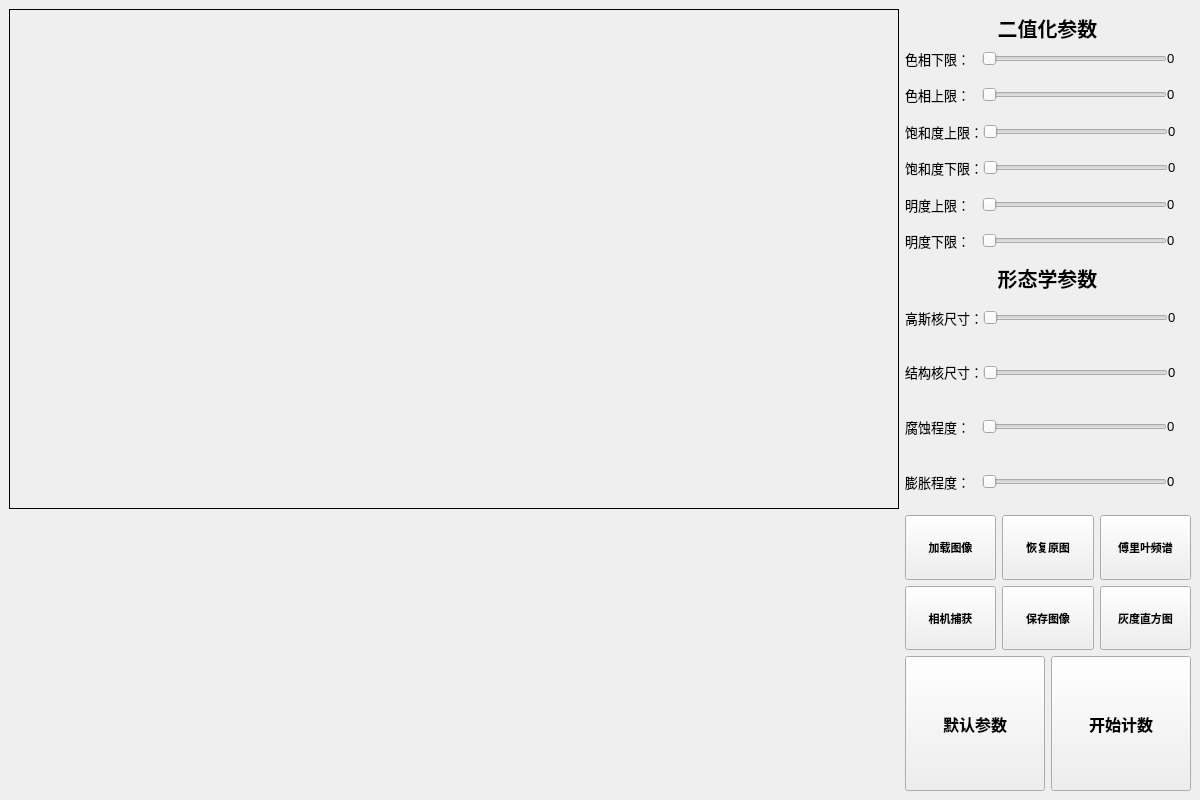
Qt form MainWindow.ui (Humble-Engineer/cells_detect) before a commit.
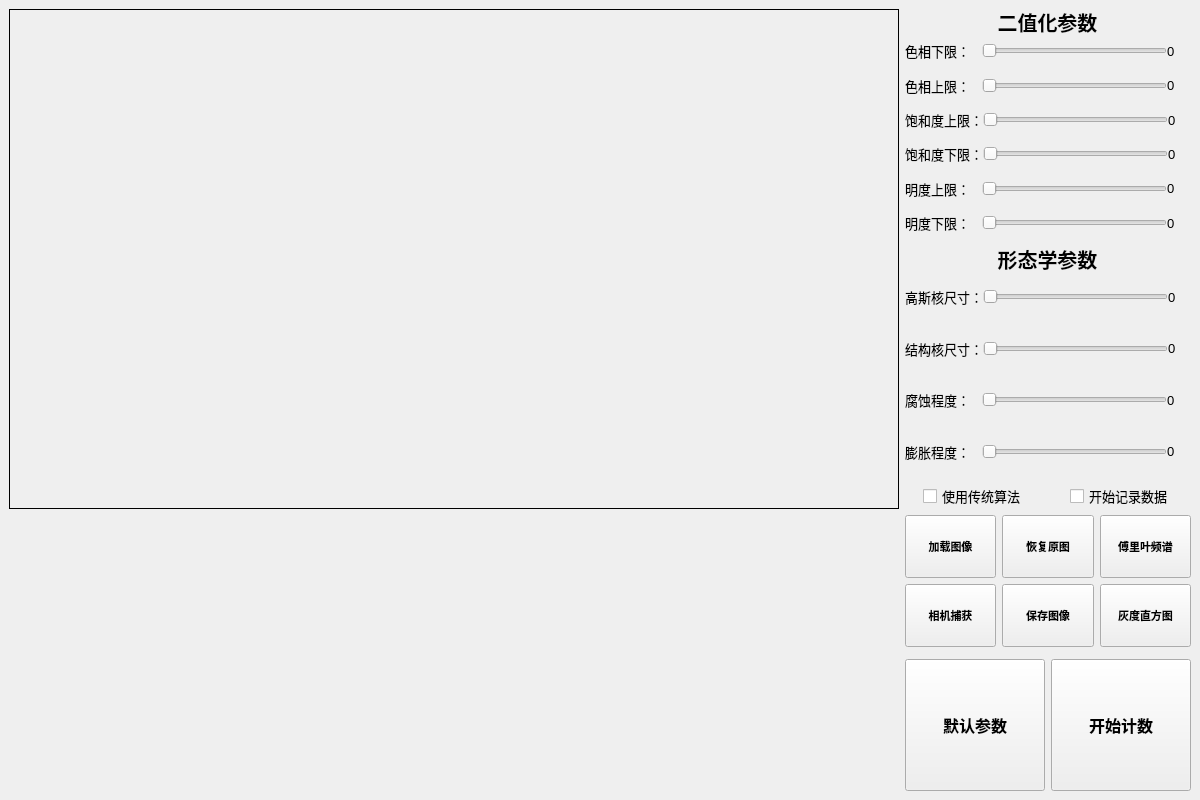
The same form after that commit.

Commit message: 添加传统模式选择和自定义记录功能

Diff of the .ui file:
```diff
--- a/MainWindow.ui
+++ b/MainWindow.ui
@@ -53,7 +53,23 @@
   </property>
   <widget class="QWidget" name="centralwidget">
    <layout class="QGridLayout" name="gridLayout">
-    <item row="1" column="2">
+    <item row="3" column="0" rowspan="3">
+     <layout class="QVBoxLayout" name="MatLayout">
+      <property name="sizeConstraint">
+       <enum>QLayout::SizeConstraint::SetFixedSize</enum>
+      </property>
+      <property name="topMargin">
+       <number>0</number>
+      </property>
+      <property name="rightMargin">
+       <number>0</number>
+      </property>
+      <property name="bottomMargin">
+       <number>0</number>
+      </property>
+     </layout>
+    </item>
+    <item row="0" column="1">
      <layout class="QVBoxLayout" name="mask_layout">
       <property name="spacing">
        <number>0</number>
@@ -482,7 +498,7 @@
       </item>
      </layout>
     </item>
-    <item row="2" column="2">
+    <item row="1" column="1">
      <layout class="QVBoxLayout" name="blur_layout">
       <property name="spacing">
        <number>0</number>
@@ -795,115 +811,11 @@
       </item>
      </layout>
     </item>
-    <item row="4" column="2">
-     <layout class="QHBoxLayout" name="count_layout">
-      <property name="sizeConstraint">
-       <enum>QLayout::SizeConstraint::SetDefaultConstraint</enum>
-      </property>
-      <item>
-       <widget class="QPushButton" name="default_button">
-        <property name="sizePolicy">
-         <sizepolicy hsizetype="MinimumExpanding" vsizetype="MinimumExpanding">
-          <horstretch>0</horstretch>
-          <verstretch>0</verstretch>
-         </sizepolicy>
-        </property>
-        <property name="minimumSize">
-         <size>
-          <width>0</width>
-          <height>0</height>
-         </size>
-        </property>
-        <property name="maximumSize">
-         <size>
-          <width>16777215</width>
-          <height>16777215</height>
-         </size>
-        </property>
-        <property name="font">
-         <font>
-          <pointsize>12</pointsize>
-          <italic>false</italic>
-          <bold>true</bold>
-          <underline>false</underline>
-         </font>
-        </property>
-        <property name="text">
-         <string>默认参数</string>
-        </property>
-       </widget>
-      </item>
-      <item>
-       <widget class="QPushButton" name="count_button">
-        <property name="sizePolicy">
-         <sizepolicy hsizetype="MinimumExpanding" vsizetype="MinimumExpanding">
-          <horstretch>0</horstretch>
-          <verstretch>0</verstretch>
-         </sizepolicy>
-        </property>
-        <property name="minimumSize">
-         <size>
-          <width>0</width>
-          <height>0</height>
-         </size>
-        </property>
-        <property name="maximumSize">
-         <size>
-          <width>16777215</width>
-          <height>16777215</height>
-         </size>
-        </property>
-        <property name="font">
-         <font>
-          <pointsize>12</pointsize>
-          <italic>false</italic>
-          <bold>true</bold>
-          <underline>false</underline>
-         </font>
-        </property>
-        <property name="text">
-         <string>开始计数</string>
-        </property>
-       </widget>
-      </item>
-     </layout>
-    </item>
-    <item row="3" column="2">
+    <item row="3" column="1">
      <layout class="QGridLayout" name="gridLayout_2">
       <property name="sizeConstraint">
        <enum>QLayout::SizeConstraint::SetDefaultConstraint</enum>
       </property>
-      <item row="3" column="7">
-       <widget class="QPushButton" name="draw_button">
-        <property name="sizePolicy">
-         <sizepolicy hsizetype="MinimumExpanding" vsizetype="MinimumExpanding">
-          <horstretch>0</horstretch>
-          <verstretch>0</verstretch>
-         </sizepolicy>
-        </property>
-        <property name="minimumSize">
-         <size>
-          <width>90</width>
-          <height>50</height>
-         </size>
-        </property>
-        <property name="maximumSize">
-         <size>
-          <width>9999999</width>
-          <height>16777215</height>
-         </size>
-        </property>
-        <property name="font">
-         <font>
-          <pointsize>8</pointsize>
-          <bold>true</bold>
-         </font>
-        </property>
-        <property name="text">
-         <string>灰度直方图</string>
-        </property>
-       </widget>
-      </item>
       <item row="1" column="7">
        <widget class="QPushButton" name="fft_button">
         <property name="sizePolicy">
@@ -935,42 +847,6 @@
         </property>
        </widget>
       </item>
-      <item row="1" column="3">
-       <widget class="QPushButton" name="load_button">
-        <property name="enabled">
-         <bool>true</bool>
-        </property>
-        <property name="sizePolicy">
-         <sizepolicy hsizetype="MinimumExpanding" vsizetype="MinimumExpanding">
-          <horstretch>0</horstretch>
-          <verstretch>0</verstretch>
-         </sizepolicy>
-        </property>
-        <property name="minimumSize">
-         <size>
-          <width>90</width>
-          <height>50</height>
-         </size>
-        </property>
-        <property name="maximumSize">
-         <size>
-          <width>9999999</width>
-          <height>16777215</height>
-         </size>
-        </property>
-        <property name="font">
-         <font>
-          <pointsize>8</pointsize>
-          <italic>false</italic>
-          <bold>true</bold>
-          <underline>false</underline>
-         </font>
-        </property>
-        <property name="text">
-         <string>加载图像</string>
-        </property>
-       </widget>
-      </item>
       <item row="3" column="5">
        <widget class="QPushButton" name="save_button">
         <property name="sizePolicy">
@@ -1074,6 +950,146 @@
         </property>
        </widget>
       </item>
+      <item row="1" column="3">
+       <widget class="QPushButton" name="load_button">
+        <property name="enabled">
+         <bool>true</bool>
+        </property>
+        <property name="sizePolicy">
+         <sizepolicy hsizetype="MinimumExpanding" vsizetype="MinimumExpanding">
+          <horstretch>0</horstretch>
+          <verstretch>0</verstretch>
+         </sizepolicy>
+        </property>
+        <property name="minimumSize">
+         <size>
+          <width>90</width>
+          <height>50</height>
+         </size>
+        </property>
+        <property name="maximumSize">
+         <size>
+          <width>9999999</width>
+          <height>16777215</height>
+         </size>
+        </property>
+        <property name="font">
+         <font>
+          <pointsize>8</pointsize>
+          <italic>false</italic>
+          <bold>true</bold>
+          <underline>false</underline>
+         </font>
+        </property>
+        <property name="text">
+         <string>加载图像</string>
+        </property>
+       </widget>
+      </item>
+      <item row="3" column="7">
+       <widget class="QPushButton" name="draw_button">
+        <property name="sizePolicy">
+         <sizepolicy hsizetype="MinimumExpanding" vsizetype="MinimumExpanding">
+          <horstretch>0</horstretch>
+          <verstretch>0</verstretch>
+         </sizepolicy>
+        </property>
+        <property name="minimumSize">
+         <size>
+          <width>90</width>
+          <height>50</height>
+         </size>
+        </property>
+        <property name="maximumSize">
+         <size>
+          <width>9999999</width>
+          <height>16777215</height>
+         </size>
+        </property>
+        <property name="font">
+         <font>
+          <pointsize>8</pointsize>
+          <bold>true</bold>
+         </font>
+        </property>
+        <property name="text">
+         <string>灰度直方图</string>
+        </property>
+       </widget>
+      </item>
+     </layout>
+    </item>
+    <item row="5" column="1">
+     <layout class="QHBoxLayout" name="count_layout">
+      <property name="sizeConstraint">
+       <enum>QLayout::SizeConstraint::SetDefaultConstraint</enum>
+      </property>
+      <item>
+       <widget class="QPushButton" name="default_button">
+        <property name="sizePolicy">
+         <sizepolicy hsizetype="MinimumExpanding" vsizetype="MinimumExpanding">
+          <horstretch>0</horstretch>
+          <verstretch>0</verstretch>
+         </sizepolicy>
+        </property>
+        <property name="minimumSize">
+         <size>
+          <width>0</width>
+          <height>0</height>
+         </size>
+        </property>
+        <property name="maximumSize">
+         <size>
+          <width>16777215</width>
+          <height>16777215</height>
+         </size>
+        </property>
+        <property name="font">
+         <font>
+          <pointsize>12</pointsize>
+          <italic>false</italic>
+          <bold>true</bold>
+          <underline>false</underline>
+         </font>
+        </property>
+        <property name="text">
+         <string>默认参数</string>
+        </property>
+       </widget>
+      </item>
+      <item>
+       <widget class="QPushButton" name="count_button">
+        <property name="sizePolicy">
+         <sizepolicy hsizetype="MinimumExpanding" vsizetype="MinimumExpanding">
+          <horstretch>0</horstretch>
+          <verstretch>0</verstretch>
+         </sizepolicy>
+        </property>
+        <property name="minimumSize">
+         <size>
+          <width>0</width>
+          <height>0</height>
+         </size>
+        </property>
+        <property name="maximumSize">
+         <size>
+          <width>16777215</width>
+          <height>16777215</height>
+         </size>
+        </property>
+        <property name="font">
+         <font>
+          <pointsize>12</pointsize>
+          <italic>false</italic>
+          <bold>true</bold>
+          <underline>false</underline>
+         </font>
+        </property>
+        <property name="text">
+         <string>开始计数</string>
+        </property>
+       </widget>
+      </item>
      </layout>
     </item>
     <item row="0" column="0" rowspan="3">
@@ -1104,20 +1120,67 @@
       </property>
      </widget>
     </item>
-    <item row="3" column="0" rowspan="2">
-     <layout class="QVBoxLayout" name="MatLayout">
-      <property name="sizeConstraint">
-       <enum>QLayout::SizeConstraint::SetFixedSize</enum>
-      </property>
-      <property name="topMargin">
-       <number>0</number>
-      </property>
-      <property name="rightMargin">
-       <number>0</number>
-      </property>
-      <property name="bottomMargin">
-       <number>0</number>
-      </property>
+    <item row="2" column="1">
+     <layout class="QHBoxLayout" name="horizontalLayout_7">
+      <item>
+       <spacer name="horizontalSpacer">
+        <property name="orientation">
+         <enum>Qt::Orientation::Horizontal</enum>
+        </property>
+        <property name="sizeHint" stdset="0">
+         <size>
+          <width>20</width>
+          <height>20</height>
+         </size>
+        </property>
+       </spacer>
+      </item>
+      <item>
+       <widget class="QCheckBox" name="count_type_Box">
+        <property name="layoutDirection">
+         <enum>Qt::LayoutDirection::LeftToRight</enum>
+        </property>
+        <property name="text">
+         <string>使用传统算法</string>
+        </property>
+        <property name="tristate">
+         <bool>false</bool>
+        </property>
+       </widget>
+      </item>
+      <item>
+       <spacer name="horizontalSpacer_3">
+        <property name="orientation">
+         <enum>Qt::Orientation::Horizontal</enum>
+        </property>
+        <property name="sizeHint" stdset="0">
+         <size>
+          <width>40</width>
+          <height>20</height>
+         </size>
+        </property>
+       </spacer>
+      </item>
+      <item>
+       <widget class="QCheckBox" name="write_file_Box">
+        <property name="text">
+         <string>开始记录数据</string>
+        </property>
+       </widget>
+      </item>
+      <item>
+       <spacer name="horizontalSpacer_2">
+        <property name="orientation">
+         <enum>Qt::Orientation::Horizontal</enum>
+        </property>
+        <property name="sizeHint" stdset="0">
+         <size>
+          <width>20</width>
+          <height>20</height>
+         </size>
+        </property>
+       </spacer>
+      </item>
      </layout>
     </item>
    </layout>
```
The commit also changes 4 other files.
